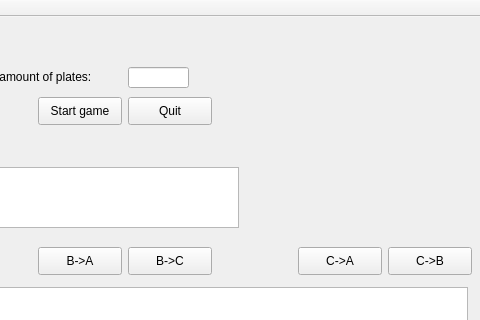
Before: the Qt Designer form student/13/hanoi/mainwindow.ui in ItsOpaz/ohjelmointi2, drawn with Qt 5; both pictures show x 222 to 702 and y 0 to 320 of the 702 by 716 pixel window.
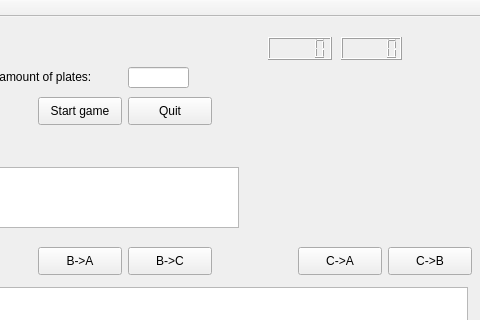
After: the same form once the commit is applied.

The edit to the form file:
```diff
--- a/student/13/hanoi/mainwindow.ui
+++ b/student/13/hanoi/mainwindow.ui
@@ -229,6 +229,26 @@
      </item>
     </layout>
    </widget>
+   <widget class="QLCDNumber" name="lcdMin">
+    <property name="geometry">
+     <rect>
+      <x>490</x>
+      <y>20</y>
+      <width>64</width>
+      <height>23</height>
+     </rect>
+    </property>
+   </widget>
+   <widget class="QLCDNumber" name="lcdSec">
+    <property name="geometry">
+     <rect>
+      <x>563</x>
+      <y>20</y>
+      <width>61</width>
+      <height>23</height>
+     </rect>
+    </property>
+   </widget>
   </widget>
   <widget class="QMenuBar" name="menuBar">
    <property name="geometry">
```
